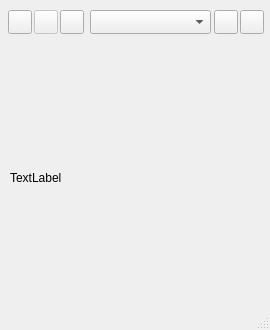
This is sshowsub.ui in MLavetski/spm_show as Qt 5 draws it before an edit. The edited form follows.
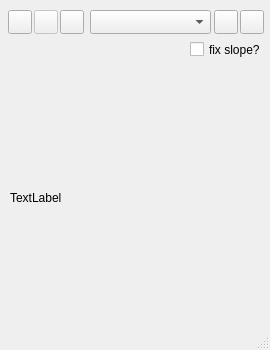
This is the edited form. Icons and pictures are not drawn. Custom widgets are drawn as their Qt base class.

Commit message: added theme selector, placeholder for slope fixing;

```diff
--- a/sshowsub.ui
+++ b/sshowsub.ui
@@ -7,7 +7,7 @@
     <x>0</x>
     <y>0</y>
     <width>270</width>
-    <height>330</height>
+    <height>350</height>
    </rect>
   </property>
   <property name="sizePolicy">
@@ -19,13 +19,13 @@
   <property name="minimumSize">
    <size>
     <width>270</width>
-    <height>330</height>
+    <height>350</height>
    </size>
   </property>
   <property name="maximumSize">
    <size>
     <width>270</width>
-    <height>330</height>
+    <height>350</height>
    </size>
   </property>
   <property name="windowTitle">
@@ -137,7 +137,7 @@
     <property name="geometry">
      <rect>
       <x>10</x>
-      <y>50</y>
+      <y>70</y>
       <width>256</width>
       <height>256</height>
      </rect>
@@ -242,6 +242,19 @@
       <normaloff>:/new/icos/3DICO.ico</normaloff>:/new/icos/3DICO.ico</iconset>
     </property>
    </widget>
+   <widget class="QCheckBox" name="toFixSlope">
+    <property name="geometry">
+     <rect>
+      <x>190</x>
+      <y>40</y>
+      <width>72</width>
+      <height>19</height>
+     </rect>
+    </property>
+    <property name="text">
+     <string>fix slope?</string>
+    </property>
+   </widget>
   </widget>
   <widget class="QStatusBar" name="statusBar"/>
  </widget>
```
The commit also changes 5 other files.
